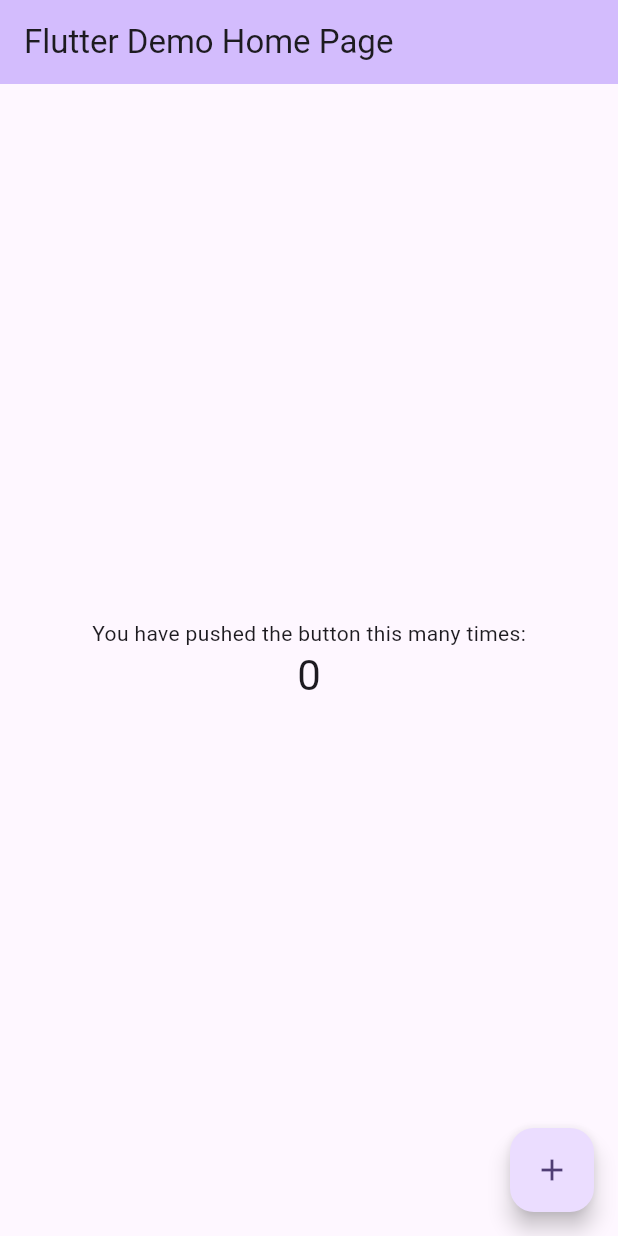
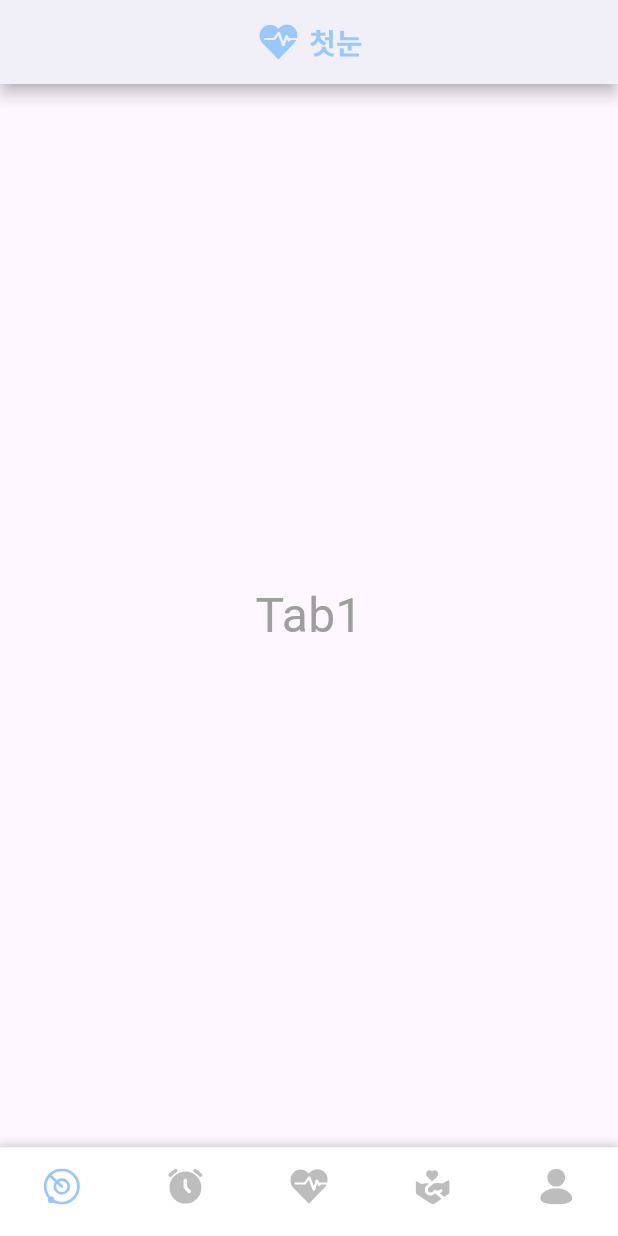
Before and after one commit to sunko-seoul/first_snow, a Flutter app: the screen it shows after launch, on a phone screen of 412 x 824 dp. Run offline on Flutter 3.47's test engine with Material 3 defaults, Android fonts, the phone set to English and light mode, and no system bars; our stand-ins replace firebase_core, flutter_svg; accounts and stored records are empty.

Commit message:
[Feat]: implement AppBar and BottomNavigationBar close #4

```diff
--- /dev/null
+++ b/lib/component/main_app_bar.dart
@@ -0,0 +1,34 @@
+import 'package:first_snow/component/main_bottom_nav_bar.dart';
+import 'package:flutter/material.dart';
+import 'package:flutter_svg/flutter_svg.dart';
+
+import 'package:first_snow/const/color.dart';
+
+class MainAppBar extends StatelessWidget implements PreferredSizeWidget {
+  MainAppBar({
+    Key? key,
+  }) : super(key: key);
+
+  @override
+  Widget build(BuildContext context) {
+    return AppBar(
+      backgroundColor: WHITE_COLOR,
+      title: Row(
+        mainAxisAlignment: MainAxisAlignment.center,
+        children: [
+          SvgPicture.asset(
+            'asset/img/logo.svg',
+            height: 32,
+            semanticsLabel: 'main_logo',
+          ),
+        ],
+      ),
+      toolbarHeight: 56,
+      elevation: 4.0,
+      shadowColor: BLACK_COLOR,
+    );
+  }
+
+  @override
+  Size get preferredSize => const Size.fromHeight(kToolbarHeight);
+}
--- /dev/null
+++ b/lib/component/main_bottom_nav_bar.dart
@@ -0,0 +1,91 @@
+import 'package:first_snow/const/color.dart';
+import 'package:flutter/material.dart';
+import 'package:flutter_svg/svg.dart';
+
+class MainBottomNavBar extends StatelessWidget {
+  final screenWidth;
+  final index;
+  final onTap;
+
+  MainBottomNavBar({
+    required this.screenWidth,
+    required this.index,
+    required this.onTap,
+    Key? key,
+  }) : super(key: key);
+
+  @override
+  Widget build(BuildContext context) {
+    return Container(
+      padding: screenWidth > 900
+          ? EdgeInsets.symmetric(horizontal: screenWidth * 0.30)
+          : screenWidth > 600
+              ? EdgeInsets.symmetric(horizontal: screenWidth * 0.20)
+              : EdgeInsets.zero,
+      decoration: BoxDecoration(color: WHITE_COLOR, boxShadow: [
+        BoxShadow(
+          color: Colors.black.withOpacity(0.2),
+          spreadRadius: 2,
+          blurRadius: 5,
+          offset: Offset(0, 0),
+        ),
+      ]),
+      child: BottomNavigationBar(
+        type: BottomNavigationBarType.fixed,
+        showSelectedLabels: false,
+        showUnselectedLabels: false,
+        currentIndex: index,
+        onTap: onTap,
+        elevation: 0,
+        backgroundColor: WHITE_COLOR,
+        items: [
+          BottomNavigationBarItem(
+            icon: SvgPicture.asset(
+              'asset/icon/arround.svg',
+              semanticsLabel: 'arround_icon',
+              height: 24,
+              color: 0 == index ? PRIMARY_COLOR : GREY_COLOR_10,
+            ),
+            label: '근처 찾기',
+          ),
+          BottomNavigationBarItem(
+            icon: SvgPicture.asset(
+              'asset/icon/clock.svg',
+              semanticsLabel: 'alarm_icon',
+              height: 24,
+              color: 1 == index ? PRIMARY_COLOR : GREY_COLOR_10,
+            ),
+            label: '오늘 스친 사람',
+          ),
+          BottomNavigationBarItem(
+            icon: SvgPicture.asset(
+              'asset/icon/logo.svg',
+              semanticsLabel: 'logo_icon',
+              height: 24,
+              color: 2 == index ? PRIMARY_COLOR : GREY_COLOR_10,
+            ),
+            label: '보내기/받기',
+          ),
+          BottomNavigationBarItem(
+            icon: SvgPicture.asset(
+              'asset/icon/connect.svg',
+              semanticsLabel: 'connect_icon',
+              height: 24,
+              color: 3 == index ? PRIMARY_COLOR : GREY_COLOR_10,
+            ),
+            label: '매칭',
+          ),
+          BottomNavigationBarItem(
+            icon: SvgPicture.asset(
+              'asset/icon/user.svg',
+              semanticsLabel: 'user_icon',
+              height: 24,
+              color: 4 == index ? PRIMARY_COLOR : GREY_COLOR_10,
+            ),
+            label: '내 정보',
+          ),
+        ],
+      ),
+    );
+  }
+}
--- /dev/null
+++ b/lib/const/color.dart
@@ -0,0 +1,17 @@
+import 'package:flutter/material.dart';
+
+const PRIMARY_COLOR = Color(0xFF99C8FF);
+const PRIMARY_COLOR_10 = Color(0xFFE6F1FF);
+const PRIMARY_COLOR_20 = Color(0xFFCCE3FF);
+const PRIMARY_COLOR_40 = Color(0xFF99C8FF);
+const PRIMARY_COLOR_60 = Color(0xFF3391FF);
+const PRIMARY_COLOR_80 = Color(0xFF3391FF);
+
+final WHITE_COLOR = Colors.white;
+final BLACK_COLOR = Colors.black;
+final GREY_COLOR = Colors.grey;
+final GREY_COLOR_10 = Colors.grey[400];
+final GREY_COLOR_20 = Colors.grey[500];
+final GREY_COLOR_30 = Colors.grey[600];
+final GREY_COLOR_40 = Colors.grey[700];
+final GREY_COLOR_50 = Colors.grey[800];
--- a/lib/main.dart
+++ b/lib/main.dart
@@ -1,132 +1,29 @@
 import 'package:flutter/material.dart';
+import 'package:provider/provider.dart';
 import 'package:firebase_core/firebase_core.dart';
 import 'firebase_options.dart';
 
+import 'package:first_snow/provider/bottom_nav_provider.dart';
+import 'package:first_snow/view/home_screen.dart';
 
 void main() async {
   WidgetsFlutterBinding.ensureInitialized();
-  await Firebase.initializeApp(
-    options: DefaultFirebaseOptions.currentPlatform,
-  );
-  runApp(const MyApp());
+  // await Firebase.initializeApp(
+  //   options: DefaultFirebaseOptions.currentPlatform,
+  // );
+  runApp(MyApp());
 }
 
 class MyApp extends StatelessWidget {
-  const MyApp({super.key});
-
-  // This widget is the root of your application.
   @override
   Widget build(BuildContext context) {
     return MaterialApp(
-      title: 'Flutter Demo',
-      theme: ThemeData(
-        // This is the theme of your application.
-        //
-        // TRY THIS: Try running your application with "flutter run". You'll see
-        // the application has a purple toolbar. Then, without quitting the app,
-        // try changing the seedColor in the colorScheme below to Colors.green
-        // and then invoke "hot reload" (save your changes or press the "hot
-        // reload" button in a Flutter-supported IDE, or press "r" if you used
-        // the command line to start the app).
-        //
-        // Notice that the counter didn't reset back to zero; the application
-        // state is not lost during the reload. To reset the state, use hot
-        // restart instead.
-        //
-        // This works for code too, not just values: Most code changes can be
-        // tested with just a hot reload.
-        colorScheme: ColorScheme.fromSeed(seedColor: Colors.deepPurple),
-        useMaterial3: true,
+      home: MultiProvider(
+        providers: [
+          ChangeNotifierProvider(create: (context) => BottomNavProvider()),
+        ],
+        child: HomeScreen(),
       ),
-      home: const MyHomePage(title: 'Flutter Demo Home Page'),
     );
   }
 }
-
-class MyHomePage extends StatefulWidget {
-  const MyHomePage({super.key, required this.title});
-
-  // This widget is the home page of your application. It is stateful, meaning
-  // that it has a State object (defined below) that contains fields that affect
-  // how it looks.
-
-  // This class is the configuration for the state. It holds the values (in this
-  // case the title) provided by the parent (in this case the App widget) and
-  // used by the build method of the State. Fields in a Widget subclass are
-  // always marked "final".
-
-  final String title;
-
-  @override
-  State<MyHomePage> createState() => _MyHomePageState();
-}
-
-class _MyHomePageState extends State<MyHomePage> {
-  int _counter = 0;
-
-  void _incrementCounter() {
-    setState(() {
-      // This call to setState tells the Flutter framework that something has
-      // changed in this State, which causes it to rerun the build method below
-      // so that the display can reflect the updated values. If we changed
-      // _counter without calling setState(), then the build method would not be
-      // called again, and so nothing would appear to happen.
-      _counter++;
-    });
-  }
-
-  @override
-  Widget build(BuildContext context) {
-    // This method is rerun every time setState is called, for instance as done
-    // by the _incrementCounter method above.
-    //
-    // The Flutter framework has been optimized to make rerunning build methods
-    // fast, so that you can just rebuild anything that needs updating rather
-    // than having to individually change instances of widgets.
-    return Scaffold(
-      appBar: AppBar(
-        // TRY THIS: Try changing the color here to a specific color (to
-        // Colors.amber, perhaps?) and trigger a hot reload to see the AppBar
-        // change color while the other colors stay the same.
-        backgroundColor: Theme.of(context).colorScheme.inversePrimary,
-        // Here we take the value from the MyHomePage object that was created by
-        // the App.build method, and use it to set our appbar title.
-        title: Text(widget.title),
-      ),
-      body: Center(
-        // Center is a layout widget. It takes a single child and positions it
-        // in the middle of the parent.
-        child: Column(
-          // Column is also a layout widget. It takes a list of children and
-          // arranges them vertically. By default, it sizes itself to fit its
-          // children horizontally, and tries to be as tall as its parent.
-          //
-          // Column has various properties to control how it sizes itself and
-          // how it positions its children. Here we use mainAxisAlignment to
-          // center the children vertically; the main axis here is the vertical
-          // axis because Columns are vertical (the cross axis would be
-          // horizontal).
-          //
-          // TRY THIS: Invoke "debug painting" (choose the "Toggle Debug Paint"
-          // action in the IDE, or press "p" in the console), to see the
-          // wireframe for each widget.
-          mainAxisAlignment: MainAxisAlignment.center,
-          children: <Widget>[
-            const Text(
-              'You have pushed the button this many times:',
-            ),
-            Text(
-              '$_counter',
-              style: Theme.of(context).textTheme.headlineMedium,
-            ),
-          ],
-        ),
-      ),
-      floatingActionButton: FloatingActionButton(
-        onPressed: _incrementCounter,
-        tooltip: 'Increment',
-        child: const Icon(Icons.add),
-      ), // This trailing comma makes auto-formatting nicer for build methods.
-    );
-  }
-}
--- /dev/null
+++ b/lib/provider/bottom_nav_provider.dart
@@ -0,0 +1,14 @@
+import 'package:flutter/material.dart';
+
+class BottomNavProvider with ChangeNotifier {
+  int _selectedIndex = 0;
+
+  // getter of _selectedIndex
+  int get selectedIndex => _selectedIndex;
+
+  // update Function of _selectedIndex
+  void updateIndex(int index) {
+    _selectedIndex = index;
+    notifyListeners();
+  }
+}
--- /dev/null
+++ b/lib/view/home_screen.dart
@@ -0,0 +1,38 @@
+import 'package:flutter/material.dart';
+import 'package:provider/provider.dart';
+
+import 'package:first_snow/component/main_app_bar.dart';
+import 'package:first_snow/component/main_bottom_nav_bar.dart';
+import 'package:first_snow/view/main_screen.dart';
+import 'package:first_snow/provider/bottom_nav_provider.dart';
+
+class HomeScreen extends StatelessWidget {
+  const HomeScreen({
+    Key? key,
+  }) : super(key: key);
+
+  @override
+  Widget build(BuildContext context) {
+    final double screenWidth = MediaQuery.of(context).size.width;
+
+    return Scaffold(
+      appBar: MainAppBar(),
+      body: Consumer<BottomNavProvider>(
+        builder: (context, bottomNavProvider, child) {
+          return mainScreen(bottomNavProvider.selectedIndex);
+        },
+      ),
+      bottomNavigationBar: Consumer<BottomNavProvider>(
+        builder: (context, bottomNavProvider, child) {
+          return MainBottomNavBar(
+            screenWidth: screenWidth,
+            index: bottomNavProvider.selectedIndex,
+            onTap: (int index) {
+              bottomNavProvider.updateIndex(index);
+            },
+          );
+        },
+      ),
+    );
+  }
+}
--- /dev/null
+++ b/lib/view/main_screen.dart
@@ -0,0 +1,29 @@
+import 'package:flutter/material.dart';
+
+Widget mainScreen(int selectedIndex) {
+  switch (selectedIndex) {
+    case 0:
+      return dummyScreen(1);
+    case 1:
+      return dummyScreen(2);
+    case 2:
+      return dummyScreen(3);
+    case 3:
+      return dummyScreen(4);
+    case 4:
+      return dummyScreen(5);
+    default:
+      return dummyScreen(1);
+  }
+}
+
+Container dummyScreen(int idx) {
+  return Container(
+    child: Center(
+      child: Text(
+        'Tab$idx',
+        style: TextStyle(color: Colors.grey, fontSize: 32),
+      ),
+    ),
+  );
+}
```
Also changed, not shown: pubspec.yaml (+7 -7 lines), asset/icon/arround.svg (added), asset/icon/clock.svg (added), asset/icon/connect.svg (added), asset/icon/logo.svg (added), asset/icon/user.svg (added), asset/img/logo.svg (added), pubspec.lock.
